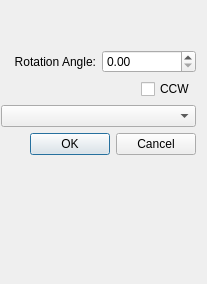
Before: the Qt Designer form rotationdlg.ui in githubdoe/DFTFringe, drawn with Qt 5.
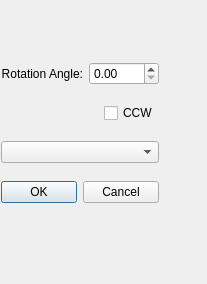
After: the same form once the commit is applied.

Patch:
```diff
--- a/rotationdlg.ui
+++ b/rotationdlg.ui
@@ -18,8 +18,8 @@
     <rect>
      <x>1</x>
      <y>50</y>
-     <width>195</width>
-     <height>107</height>
+     <width>158</width>
+     <height>165</height>
     </rect>
    </property>
    <layout class="QVBoxLayout" name="verticalLayout">
```
